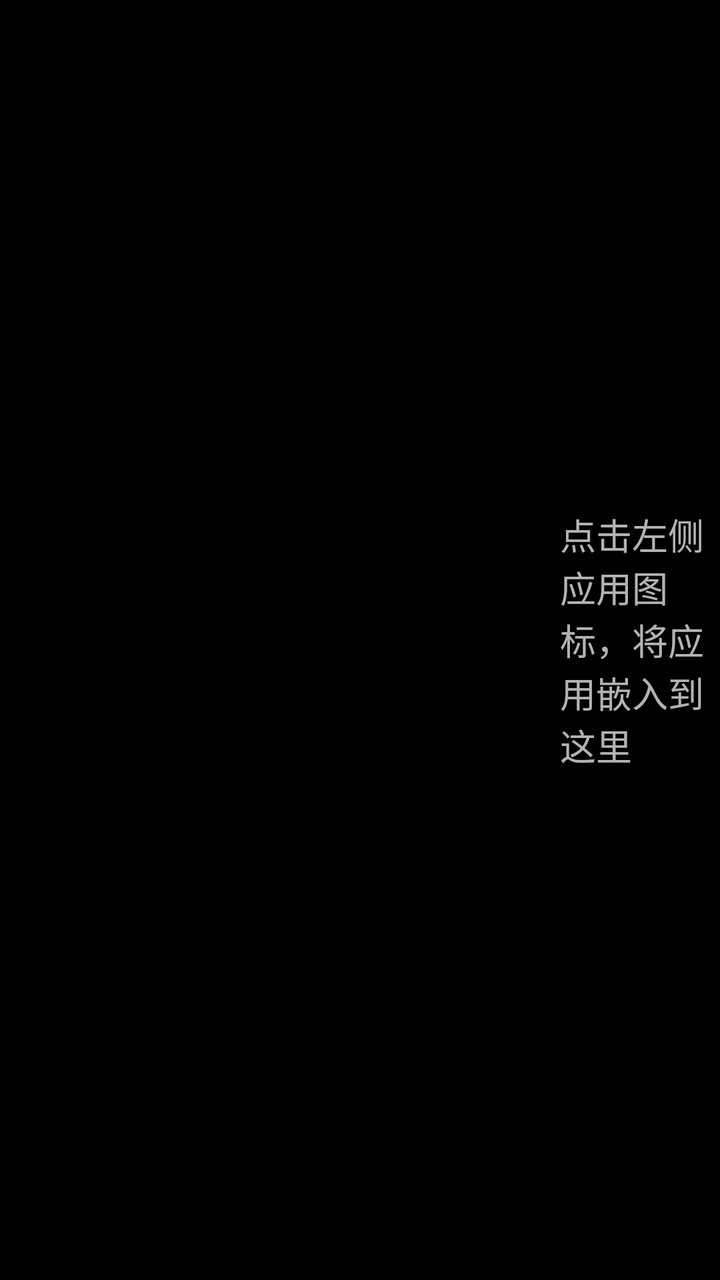
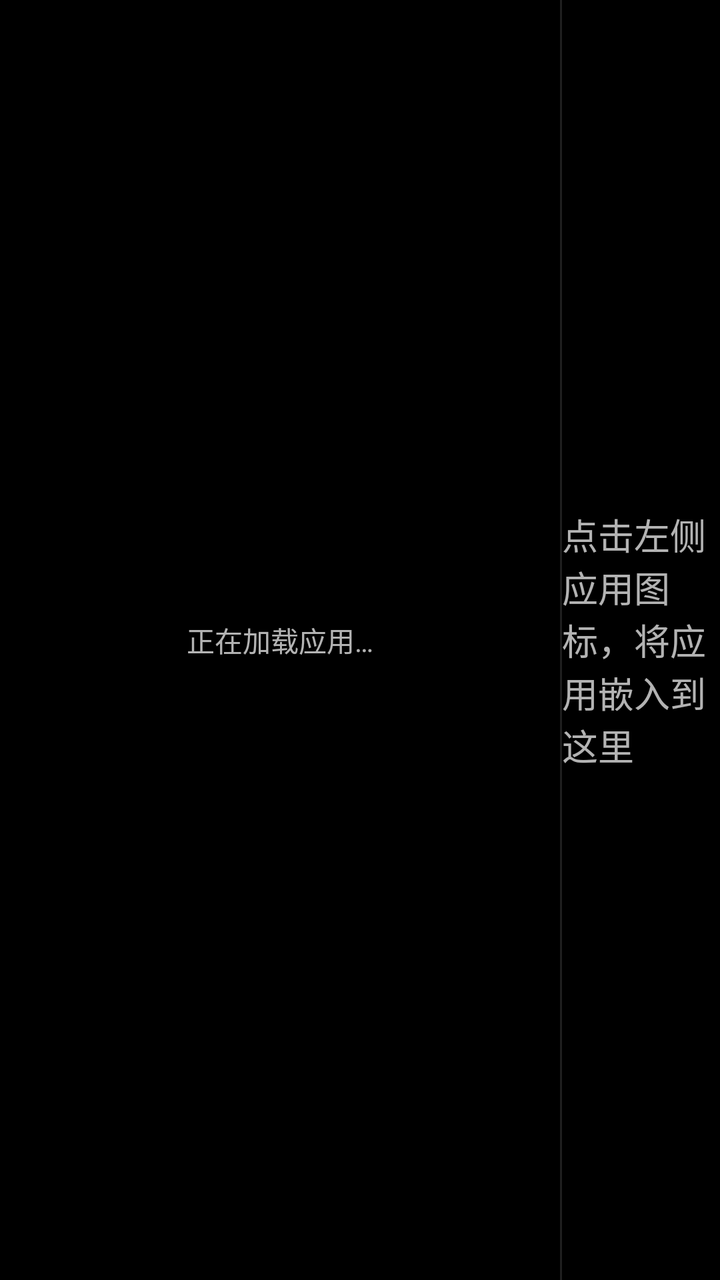

Before-and-after screenshots of an Android layout around one commit, followed by the original layout XML and the change that was made.
<!-- AndroidManifest.xml: application theme CarLinkLauncherTheme -->
<!-- res/layout/activity_main.xml -->
<?xml version="1.0" encoding="utf-8"?>
<LinearLayout xmlns:android="http://schemas.android.com/apk/res/android"
    android:layout_width="match_parent"
    android:layout_height="match_parent"
    android:orientation="horizontal">

    <ListView
        android:id="@+id/app_list"
        android:layout_width="280dp"
        android:layout_height="match_parent"
        android:divider="@android:color/transparent"
        android:dividerHeight="0dp" />

    <FrameLayout
        android:id="@+id/content_area"
        android:layout_width="0dp"
        android:layout_height="match_parent"
        android:layout_weight="1">

        <LinearLayout
            android:id="@+id/slots_row"
            android:layout_width="match_parent"
            android:layout_height="match_parent"
            android:orientation="horizontal">

            <FrameLayout
                android:id="@+id/main_container"
                android:layout_width="0dp"
                android:layout_height="match_parent"
                android:layout_weight="1"
                android:visibility="gone" />

            <FrameLayout
                android:id="@+id/secondary_container"
                android:layout_width="0dp"
                android:layout_height="match_parent"
                android:layout_weight="1"
                android:visibility="gone" />
        </LinearLayout>

        <TextView
            android:id="@+id/empty_hint"
            android:layout_width="wrap_content"
            android:layout_height="wrap_content"
            android:layout_gravity="center"
            android:text="@string/empty_hint"
            android:textSize="18sp" />
    </FrameLayout>
</LinearLayout>
<!-- resources referenced by this layout -->
<resources>
  <string name="empty_hint">点击左侧应用图标，将应用嵌入到这里</string>
  <style name="CarLinkLauncherTheme" parent="@android:style/Theme.Material.NoActionBar">
          <item name="android:windowBackground">@android:color/black</item>
      </style>
</resources>

<!-- the commit's change to res/layout/activity_main.xml (unified diff, before → after) -->
@@ -4,12 +4,33 @@
     android:layout_height="match_parent"
     android:orientation="horizontal">
 
-    <ListView
-        android:id="@+id/app_list"
+    <FrameLayout
         android:layout_width="280dp"
+        android:layout_height="match_parent">
+
+        <ListView
+            android:id="@+id/app_list"
+            android:layout_width="match_parent"
+            android:layout_height="match_parent"
+            android:paddingStart="8dp"
+            android:paddingEnd="8dp"
+            android:divider="@android:color/transparent"
+            android:dividerHeight="4dp" />
+
+        <TextView
+            android:id="@+id/app_list_empty"
+            android:layout_width="match_parent"
+            android:layout_height="match_parent"
+            android:padding="16dp"
+            android:gravity="center"
+            android:text="@string/app_list_loading"
+            android:textSize="14sp" />
+    </FrameLayout>
+
+    <View
+        android:layout_width="1dp"
         android:layout_height="match_parent"
-        android:divider="@android:color/transparent"
-        android:dividerHeight="0dp" />
+        android:background="#1FFFFFFF" />
 
     <FrameLayout
         android:id="@+id/content_area"
<!-- resource entries referenced after the edit -->
@@ -1,5 +1,6 @@
 <!-- resources referenced by this layout -->
 <resources>
+  <string name="app_list_loading">正在加载应用…</string>
   <string name="empty_hint">点击左侧应用图标，将应用嵌入到这里</string>
   <style name="CarLinkLauncherTheme" parent="@android:style/Theme.Material.NoActionBar">
           <item name="android:windowBackground">@android:color/black</item>
